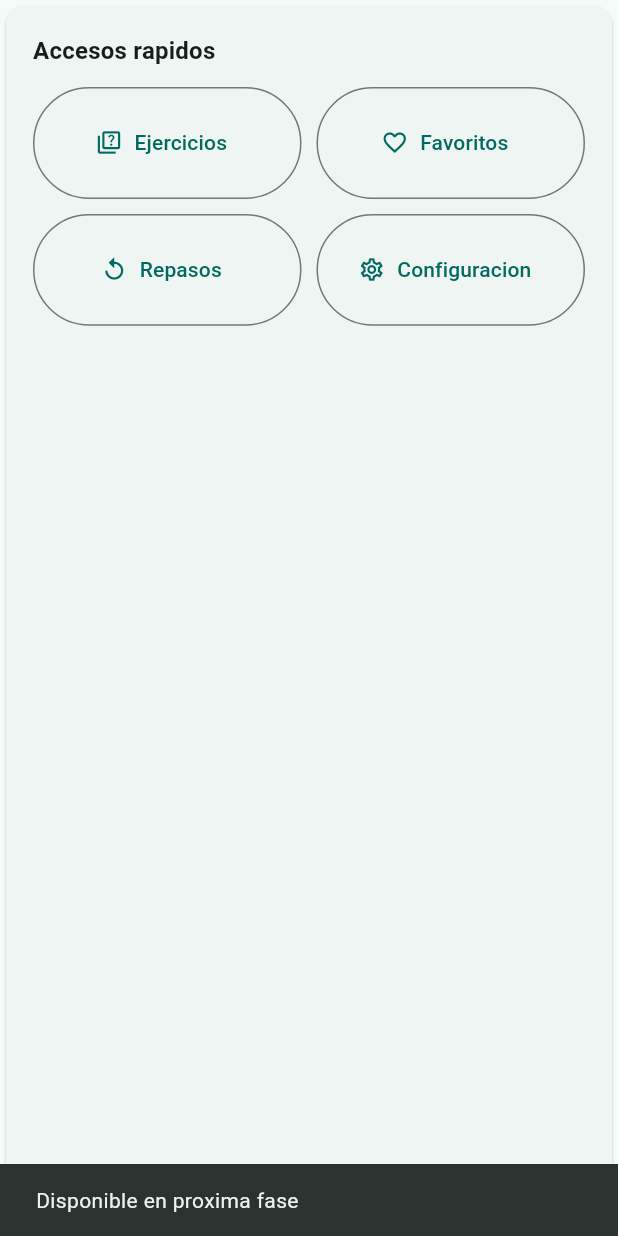
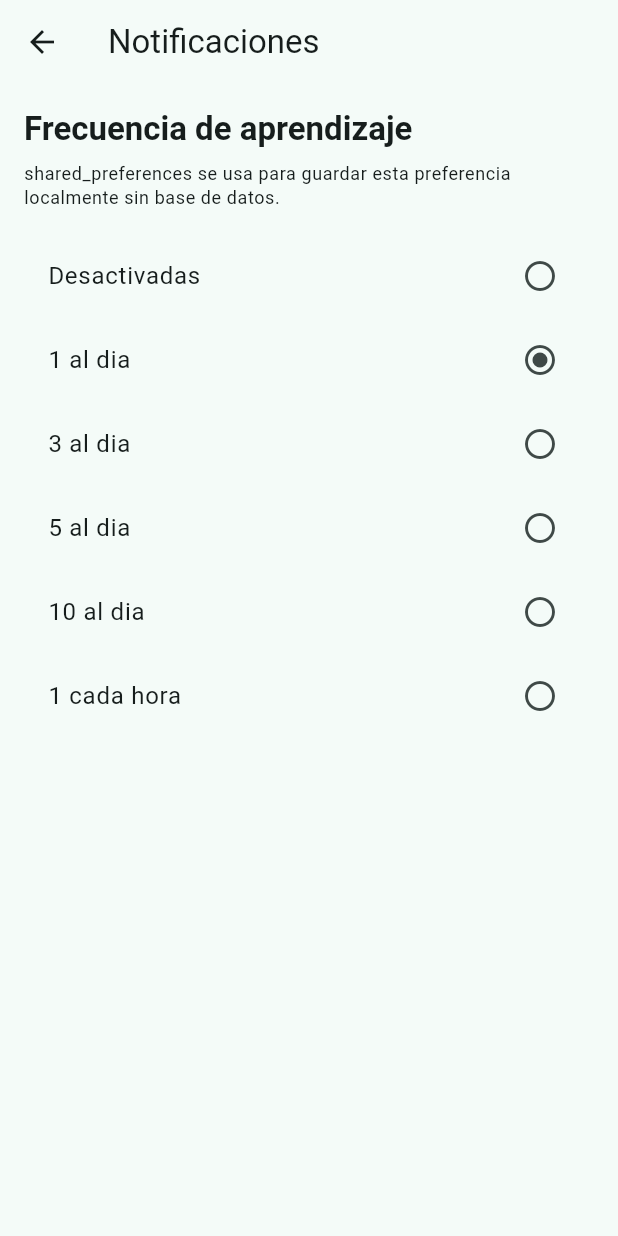
Before and after one commit to jematti/English_daily, a Flutter app: the QuickActionsGrid widget shown alone on an empty page, opened directly, after a tap on "Configuracion", on a phone screen of 412 x 824 dp. Run offline on Flutter 3.47's test engine with Material 3 defaults, Android fonts, the light colour scheme and no system bars; our stand-ins replace flutter_local_notifications, flutter_tts, shared_preferences, timezone; accounts and stored records are empty.

Commit message:
Fase 11: mejorar notificaciones con palabra del dia

```diff
--- /dev/null
+++ b/lib/domain/models/notification_settings_model.dart
@@ -0,0 +1,102 @@
+class NotificationSettingsModel {
+  const NotificationSettingsModel({
+    required this.enabled,
+    required this.frequencyType,
+    required this.notificationsPerDay,
+    required this.startHour,
+    required this.endHour,
+  });
+
+  final bool enabled;
+  final String frequencyType;
+  final int notificationsPerDay;
+  final int startHour;
+  final int endHour;
+
+  static const NotificationSettingsModel initial = NotificationSettingsModel(
+    enabled: true,
+    frequencyType: 'daily',
+    notificationsPerDay: 1,
+    startHour: 8,
+    endHour: 20,
+  );
+
+  factory NotificationSettingsModel.fromJson(Map<String, dynamic> json) {
+    return NotificationSettingsModel(
+      enabled: json['enabled'] as bool? ?? initial.enabled,
+      frequencyType: json['frequencyType'] as String? ?? initial.frequencyType,
+      notificationsPerDay:
+          json['notificationsPerDay'] as int? ?? initial.notificationsPerDay,
+      startHour: json['startHour'] as int? ?? initial.startHour,
+      endHour: json['endHour'] as int? ?? initial.endHour,
+    );
+  }
+
+  factory NotificationSettingsModel.fromOption(String option) {
+    return switch (option) {
+      'off' => const NotificationSettingsModel(
+        enabled: false,
+        frequencyType: 'off',
+        notificationsPerDay: 0,
+        startHour: 8,
+        endHour: 20,
+      ),
+      'three_daily' => const NotificationSettingsModel(
+        enabled: true,
+        frequencyType: 'daily',
+        notificationsPerDay: 3,
+        startHour: 8,
+        endHour: 20,
+      ),
+      'five_daily' => const NotificationSettingsModel(
+        enabled: true,
+        frequencyType: 'daily',
+        notificationsPerDay: 5,
+        startHour: 8,
+        endHour: 20,
+      ),
+      'ten_daily' => const NotificationSettingsModel(
+        enabled: true,
+        frequencyType: 'daily',
+        notificationsPerDay: 10,
+        startHour: 8,
+        endHour: 20,
+      ),
+      'hourly' => const NotificationSettingsModel(
+        enabled: true,
+        frequencyType: 'hourly',
+        notificationsPerDay: 13,
+        startHour: 8,
+        endHour: 20,
+      ),
+      _ => initial,
+    };
+  }
+
+  String get optionKey {
+    if (!enabled) {
+      return 'off';
+    }
+
+    if (frequencyType == 'hourly') {
+      return 'hourly';
+    }
+
+    return switch (notificationsPerDay) {
+      3 => 'three_daily',
+      5 => 'five_daily',
+      10 => 'ten_daily',
+      _ => 'one_daily',
+    };
+  }
+
+  Map<String, dynamic> toJson() {
+    return {
+      'enabled': enabled,
+      'frequencyType': frequencyType,
+      'notificationsPerDay': notificationsPerDay,
+      'startHour': startHour,
+      'endHour': endHour,
+    };
+  }
+}
--- a/lib/features/dashboard/widgets/quick_actions_grid.dart
+++ b/lib/features/dashboard/widgets/quick_actions_grid.dart
@@ -1,5 +1,6 @@
 import 'package:english_drops_daily/features/progress/screens/review_screen.dart';
 import 'package:english_drops_daily/features/exercises/screens/exercises_screen.dart';
+import 'package:english_drops_daily/features/settings/screens/notification_settings_screen.dart';
 import 'package:flutter/material.dart';
 
 class QuickActionsGrid extends StatelessWidget {
@@ -55,6 +56,15 @@ class QuickActionsGrid extends StatelessWidget {
                       return;
                     }
 
+                    if (action.label == 'Configuracion') {
+                      Navigator.of(context).push(
+                        MaterialPageRoute<void>(
+                          builder: (_) => const NotificationSettingsScreen(),
+                        ),
+                      );
+                      return;
+                    }
+
                     ScaffoldMessenger.of(context).showSnackBar(
                       const SnackBar(
                         content: Text('Disponible en proxima fase'),
--- /dev/null
+++ b/lib/features/settings/screens/notification_settings_screen.dart
@@ -0,0 +1,215 @@
+import 'package:english_drops_daily/data/datasources/lesson_local_datasource.dart';
+import 'package:english_drops_daily/domain/models/lesson_model.dart';
+import 'package:english_drops_daily/domain/models/notification_settings_model.dart';
+import 'package:english_drops_daily/services/notifications/notification_service.dart';
+import 'package:english_drops_daily/services/storage/settings_storage_service.dart';
+import 'package:flutter/material.dart';
+
+class NotificationSettingsScreen extends StatefulWidget {
+  const NotificationSettingsScreen({super.key});
+
+  @override
+  State<NotificationSettingsScreen> createState() =>
+      _NotificationSettingsScreenState();
+}
+
+class _NotificationSettingsScreenState
+    extends State<NotificationSettingsScreen> {
+  final SettingsStorageService _storageService = const SettingsStorageService();
+  final NotificationService _notificationService = NotificationService();
+  final LessonLocalDatasource _lessonDatasource = const LessonLocalDatasource();
+
+  late Future<_NotificationSettingsData> _dataFuture;
+  bool _isSaving = false;
+
+  @override
+  void initState() {
+    super.initState();
+    _dataFuture = _loadData();
+  }
+
+  Future<_NotificationSettingsData> _loadData() async {
+    final settings = await _storageService.getNotificationSettings();
+    final lessons = await _lessonDatasource.getLessons();
+
+    return _NotificationSettingsData(settings: settings, lessons: lessons);
+  }
+
+  @override
+  Widget build(BuildContext context) {
+    return Scaffold(
+      appBar: AppBar(title: const Text('Notificaciones')),
+      body: FutureBuilder<_NotificationSettingsData>(
+        future: _dataFuture,
+        builder: (context, snapshot) {
+          if (snapshot.connectionState == ConnectionState.waiting) {
+            return const Center(child: CircularProgressIndicator());
+          }
+
+          if (snapshot.hasError) {
+            return const _MessageView(
+              message: 'No pudimos cargar la configuracion.',
+            );
+          }
+
+          final data = snapshot.data;
+          if (data == null) {
+            return const _MessageView(
+              message: 'No hay configuracion disponible.',
+            );
+          }
+
+          return ListView(
+            padding: const EdgeInsets.all(16),
+            children: [
+              Text(
+                'Frecuencia de aprendizaje',
+                style: Theme.of(
+                  context,
+                ).textTheme.titleLarge?.copyWith(fontWeight: FontWeight.bold),
+              ),
+              const SizedBox(height: 8),
+              Text(
+                'shared_preferences se usa para guardar esta preferencia localmente sin base de datos.',
+                style: Theme.of(context).textTheme.bodySmall,
+              ),
+              const SizedBox(height: 16),
+              ..._options.map((option) {
+                final isSelected = option.key == data.settings.optionKey;
+
+                return ListTile(
+                  enabled: !_isSaving,
+                  onTap: _isSaving
+                      ? null
+                      : () => _selectOption(option.key, data.lessons),
+                  title: Text(option.label),
+                  trailing: Icon(
+                    isSelected
+                        ? Icons.radio_button_checked
+                        : Icons.radio_button_unchecked,
+                  ),
+                );
+              }),
+              if (_isSaving)
+                const Padding(
+                  padding: EdgeInsets.only(top: 12),
+                  child: Center(child: CircularProgressIndicator()),
+                ),
+            ],
+          );
+        },
+      ),
+    );
+  }
+
+  Future<void> _selectOption(
+    String? optionKey,
+    List<LessonModel> lessons,
+  ) async {
+    if (optionKey == null) {
+      return;
+    }
+
+    final settings = NotificationSettingsModel.fromOption(optionKey);
+
+    setState(() {
+      _isSaving = true;
+    });
+
+    try {
+      await _storageService.saveNotificationSettings(settings);
+      await _notificationService.cancelAllNotifications();
+
+      if (settings.enabled) {
+        final granted = await _notificationService.requestPermissions();
+        if (!granted) {
+          if (!mounted) {
+            return;
+          }
+
+          ScaffoldMessenger.of(context).showSnackBar(
+            const SnackBar(
+              content: Text(
+                'No se pudieron activar las notificaciones. Revisa los permisos del dispositivo.',
+              ),
+            ),
+          );
+        } else {
+          await _notificationService.scheduleNotificationsBySettings(
+            settings,
+            lessons,
+          );
+        }
+      }
+
+      if (!mounted) {
+        return;
+      }
+
+      setState(() {
+        _dataFuture = Future.value(
+          _NotificationSettingsData(settings: settings, lessons: lessons),
+        );
+      });
+
+      ScaffoldMessenger.of(
+        context,
+      ).showSnackBar(const SnackBar(content: Text('Preferencia guardada')));
+    } on Object {
+      if (!mounted) {
+        return;
+      }
+
+      ScaffoldMessenger.of(context).showSnackBar(
+        const SnackBar(
+          content: Text('No pudimos guardar la preferencia de notificaciones.'),
+        ),
+      );
+    } finally {
+      if (mounted) {
+        setState(() {
+          _isSaving = false;
+        });
+      }
+    }
+  }
+}
+
+class _NotificationSettingsData {
+  const _NotificationSettingsData({
+    required this.settings,
+    required this.lessons,
+  });
+
+  final NotificationSettingsModel settings;
+  final List<LessonModel> lessons;
+}
+
+class _NotificationOption {
+  const _NotificationOption({required this.key, required this.label});
+
+  final String key;
+  final String label;
+}
+
+const List<_NotificationOption> _options = [
+  _NotificationOption(key: 'off', label: 'Desactivadas'),
+  _NotificationOption(key: 'one_daily', label: '1 al dia'),
+  _NotificationOption(key: 'three_daily', label: '3 al dia'),
+  _NotificationOption(key: 'five_daily', label: '5 al dia'),
+  _NotificationOption(key: 'ten_daily', label: '10 al dia'),
+  _NotificationOption(key: 'hourly', label: '1 cada hora'),
+];
+
+class _MessageView extends StatelessWidget {
+  const _MessageView({required this.message});
+
+  final String message;
+
+  @override
+  Widget build(BuildContext context) {
+    return Center(
+      child: Padding(padding: const EdgeInsets.all(16), child: Text(message)),
+    );
+  }
+}
--- /dev/null
+++ b/lib/services/storage/settings_storage_service.dart
@@ -0,0 +1,36 @@
+import 'dart:convert';
+
+import 'package:english_drops_daily/domain/models/notification_settings_model.dart';
+import 'package:shared_preferences/shared_preferences.dart';
+
+class SettingsStorageService {
+  const SettingsStorageService();
+
+  static const String _notificationSettingsKey = 'notification_settings';
+
+  Future<NotificationSettingsModel> getNotificationSettings() async {
+    final preferences = await SharedPreferences.getInstance();
+    final rawSettings = preferences.getString(_notificationSettingsKey);
+
+    if (rawSettings == null) {
+      return NotificationSettingsModel.initial;
+    }
+
+    try {
+      final json = jsonDecode(rawSettings) as Map<String, dynamic>;
+      return NotificationSettingsModel.fromJson(json);
+    } on Object {
+      return NotificationSettingsModel.initial;
+    }
+  }
+
+  Future<void> saveNotificationSettings(
+    NotificationSettingsModel settings,
+  ) async {
+    final preferences = await SharedPreferences.getInstance();
+    await preferences.setString(
+      _notificationSettingsKey,
+      jsonEncode(settings.toJson()),
+    );
+  }
+}
--- a/pubspec.yaml
+++ b/pubspec.yaml
@@ -36,6 +36,7 @@ dependencies:
   cupertino_icons: ^1.0.8
   flutter_local_notifications: ^22.0.0
   flutter_tts: ^4.2.5
+  shared_preferences: ^2.5.5
 
 dev_dependencies:
   flutter_test:
```
Also changed, not shown: lib/features/dashboard/screens/dashboard_screen.dart (+59 -8 lines), lib/features/word_of_day/screens/word_of_day_screen.dart (+18 -2 lines), lib/services/notifications/notification_service.dart (+134 -39 lines), pubspec.lock, 1 other file.
